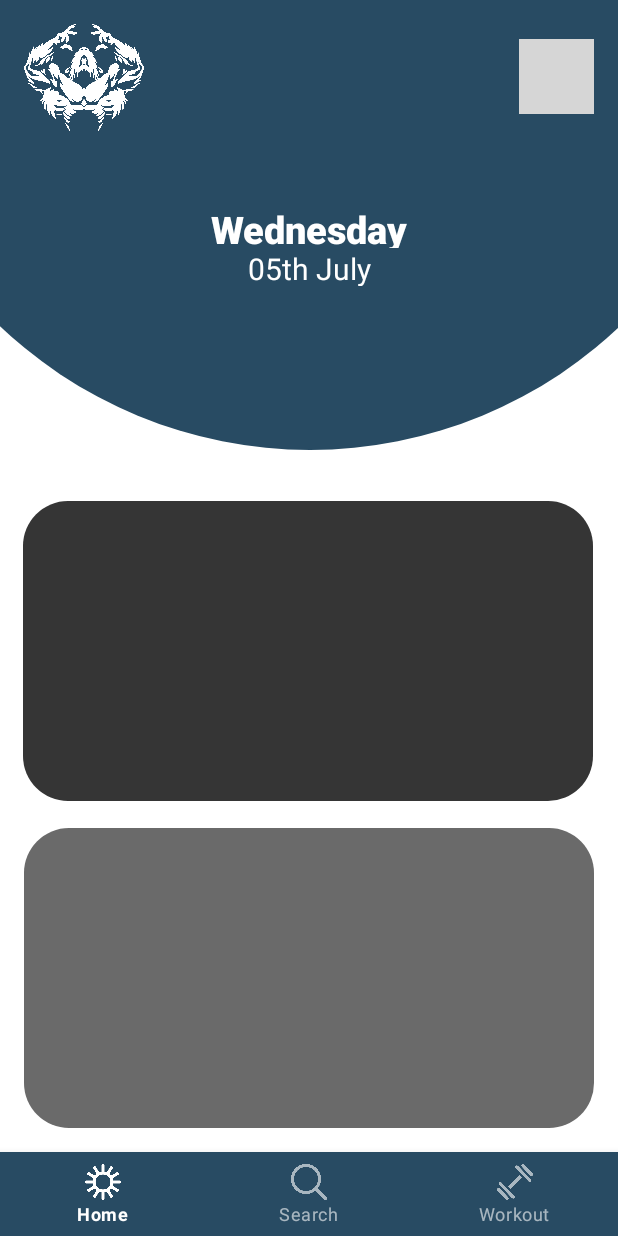
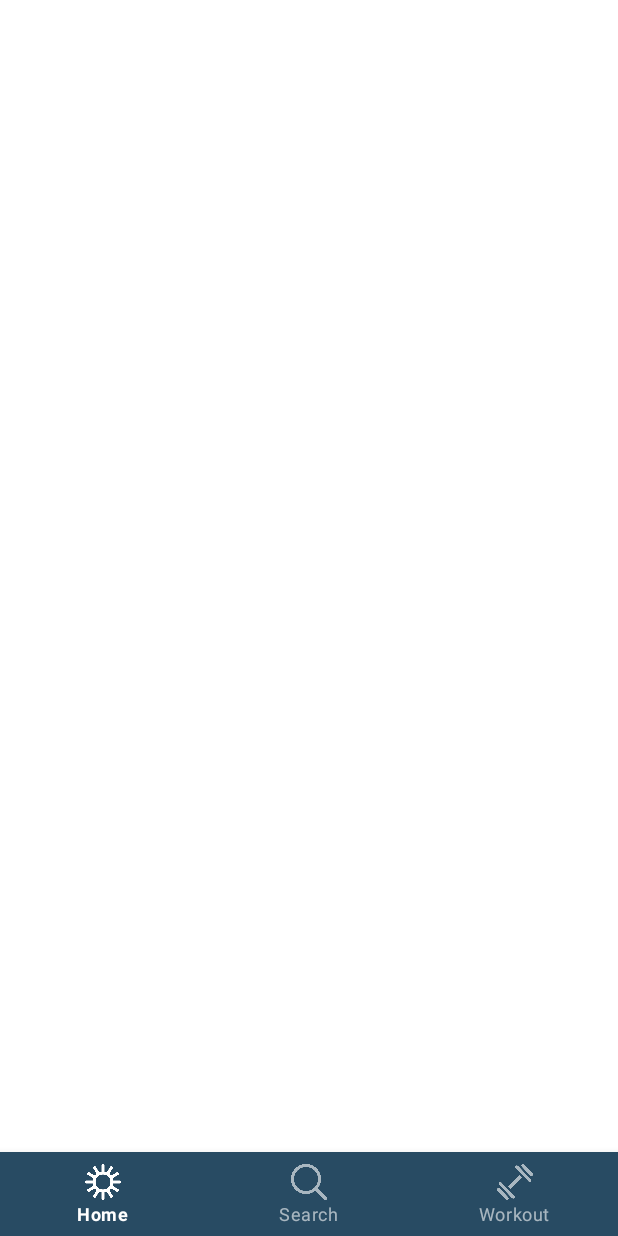
Before and after one commit to pedroberri/Hustle, an Android app: the screen it shows after launch once a user with an empty profile is signed in (HomeActivity), on a phone screen of 412 x 824 dp. Run offline under Robolectric (Android 15) with nearby library versions, the light colour scheme and no system bars; our stand-ins replace Firebase (no records; nobody signed in at launch, a user with empty details on screens opened directly); grey boxes are pictures that could not be loaded.

Commit message:
Update activity_home.xml

```diff
--- a/app/src/main/res/layout/activity_home.xml
+++ b/app/src/main/res/layout/activity_home.xml
@@ -6,94 +6,7 @@
     android:layout_height="match_parent"
     tools:context=".HomeActivity">
 
-    <View
-        android:id="@+id/blue_circle"
-        android:layout_width="600dp"
-        android:layout_height="300dp"
-        android:background="@drawable/blue_circle_background"
-        app:layout_constraintHorizontal_bias="0.500"
-        app:layout_constraintLeft_toLeftOf="parent"
-        app:layout_constraintRight_toRightOf="parent"
-        tools:ignore="MissingConstraints"
-        tools:layout_editor_absoluteY="-100dp" />
 
-    <ImageView
-        android:id="@+id/logo"
-        android:layout_width="80dp"
-        android:layout_height="71dp"
-        android:layout_marginTop="16dp"
-        android:src="@drawable/logo"
-        app:layout_constraintEnd_toEndOf="parent"
-        app:layout_constraintHorizontal_bias="0.048"
-        app:layout_constraintStart_toStartOf="parent"
-        app:layout_constraintTop_toTopOf="parent" />
-
-    <ImageView
-        android:id="@+id/settings"
-        android:layout_width="50dp"
-        android:layout_height="50dp"
-        android:src="@drawable/setting"
-        app:layout_constraintBottom_toBottomOf="@+id/blue_circle"
-        app:layout_constraintEnd_toEndOf="parent"
-        app:layout_constraintHorizontal_bias="0.939"
-        app:layout_constraintStart_toEndOf="@+id/logo"
-        app:layout_constraintTop_toTopOf="parent"
-        app:layout_constraintVertical_bias="0.105" />
-
-    <TextView
-        android:id="@+id/weekDay"
-        android:layout_width="200dp"
-        android:layout_height="30dp"
-        android:fontFamily="sans-serif-black"
-        android:text="Wednesday"
-        android:textAlignment="center"
-        android:textColor="@color/white"
-        android:textSize="25dp"
-        app:layout_constraintBottom_toBottomOf="@+id/blue_circle"
-        app:layout_constraintEnd_toEndOf="parent"
-        app:layout_constraintStart_toStartOf="parent"
-        app:layout_constraintTop_toTopOf="parent" />
-
-    <TextView
-        android:id="@+id/date"
-        android:layout_width="200dp"
-        android:layout_height="25dp"
-        android:fontFamily="sans-serif"
-        android:text="05th July"
-        android:textAlignment="center"
-        android:textColor="@color/white"
-        android:textSize="20dp"
-        app:layout_constraintEnd_toEndOf="parent"
-        app:layout_constraintStart_toStartOf="parent"
-        app:layout_constraintTop_toBottomOf="@+id/weekDay" />
-
-    <View
-        android:id="@+id/frases"
-        android:layout_width="380dp"
-        android:layout_height="200dp"
-        android:layout_alignParentLeft="true"
-        android:layout_alignParentTop="true"
-        android:layout_marginTop="16dp"
-        android:background="@drawable/card_home"
-        android:backgroundTint="@color/preto"
-        app:layout_constraintBottom_toTopOf="@+id/treinoDoDia"
-        app:layout_constraintEnd_toEndOf="parent"
-        app:layout_constraintHorizontal_bias="0.483"
-        app:layout_constraintStart_toStartOf="parent"
-        app:layout_constraintTop_toBottomOf="@+id/blue_circle" />
-
-    <View
-        android:id="@+id/treinoDoDia"
-        android:layout_width="380dp"
-        android:layout_height="200dp"
-        android:layout_alignParentLeft="true"
-        android:layout_alignParentTop="true"
-        android:layout_marginBottom="16dp"
-        android:background="@drawable/card_home"
-        android:backgroundTint="@color/cinza_escuro"
-        app:layout_constraintBottom_toTopOf="@id/navBar"
-        app:layout_constraintEnd_toEndOf="parent"
-        app:layout_constraintStart_toStartOf="parent" />
 
     <com.google.android.material.bottomnavigation.BottomNavigationView
         android:id="@+id/navBar"
```
